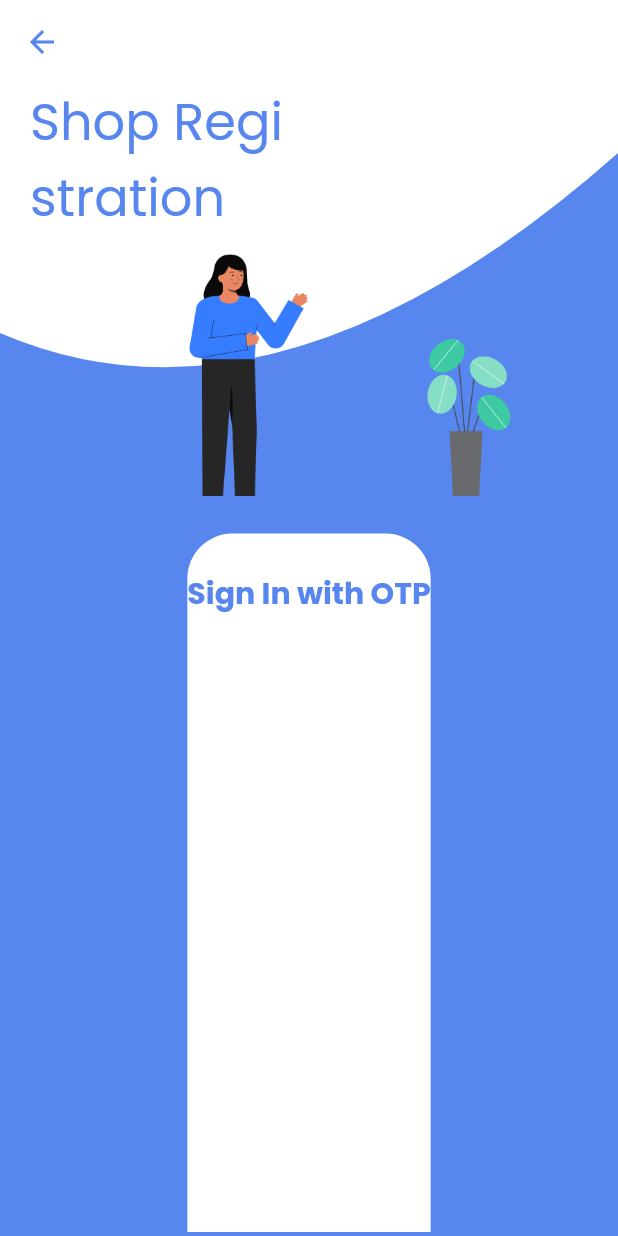
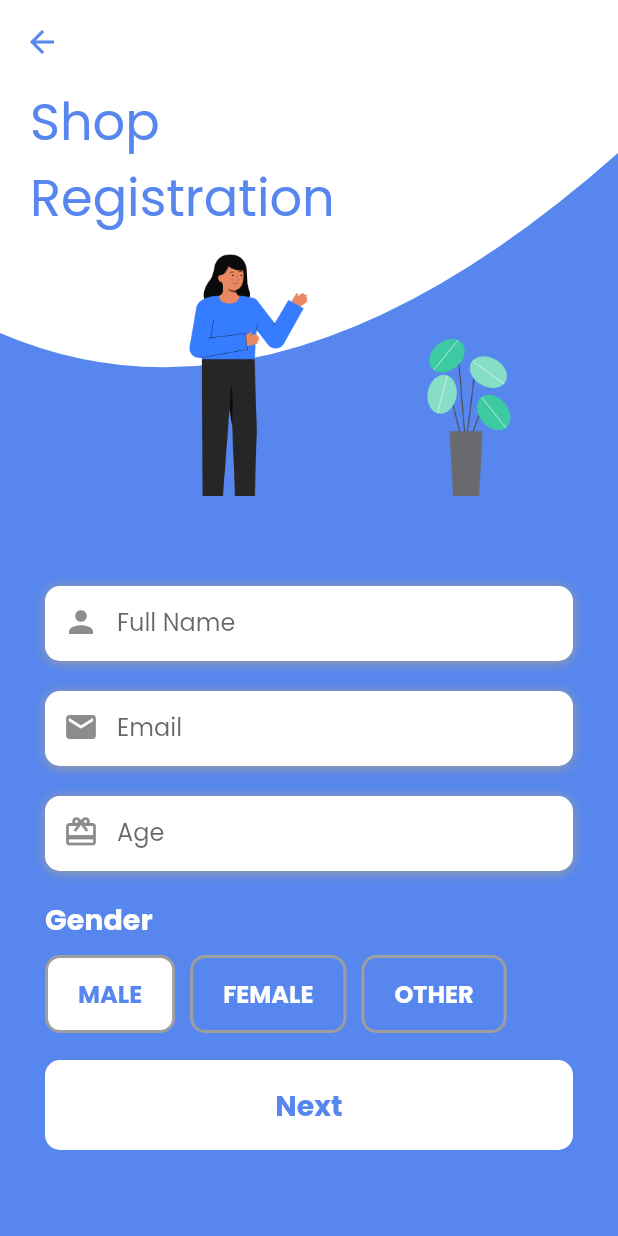
Before and after one commit to Gauravkatva/partner-quicpik, a Flutter app: the PersonalDetails screen opened by its route, on a phone screen of 412 x 824 dp. Run offline on Flutter 3.47's test engine with Material 2 defaults, Android fonts, the light colour scheme and no system bars; our stand-ins replace google_fonts, introduction_screen, pinput.

Commit message:
register screen done

```diff
--- /dev/null
+++ b/lib/components/gender_selector.dart
@@ -0,0 +1,72 @@
+import 'package:flutter/material.dart';
+import 'package:partner_quicpik/utils/app_utils.dart';
+
+class GenderSelector extends StatefulWidget {
+  GenderSelector({Key? key, required this.onChanged}) : super(key: key);
+  final Function(String) onChanged;
+  @override
+  _GenderSelectorState createState() => _GenderSelectorState();
+}
+
+class _GenderSelectorState extends State<GenderSelector> {
+  final _list = ["MALE", "FEMALE", "OTHER"];
+  int _pointer = 0;
+  @override
+  Widget build(BuildContext context) {
+    return Container(
+      margin: EdgeInsets.symmetric(
+        vertical: 8,
+        horizontal: 30,
+      ),
+      child: Column(
+        crossAxisAlignment: CrossAxisAlignment.start,
+        children: [
+          Text(
+            "Gender",
+            style: themeData(context).textTheme.button!.copyWith(
+                  color: Colors.white,
+                ),
+          ),
+          SizedBox(
+            height: 10,
+          ),
+          Row(
+            children: List.generate(_list.length, (index) {
+              return InkWell(
+                onTap: () {
+                  setState(() {
+                    _pointer = index;
+                  });
+                  widget.onChanged(_list[index]);
+                },
+                child: Container(
+                  margin: EdgeInsets.only(right: 10),
+                  padding: EdgeInsets.symmetric(vertical: 12, horizontal: 20),
+                  decoration: BoxDecoration(
+                    color: index == _pointer
+                        ? Colors.white
+                        : themeData(context).primaryColor,
+                    borderRadius: BorderRadius.circular(10),
+                    border: Border.all(
+                      color: Colors.grey,
+                      width: 2,
+                    ),
+                  ),
+                  child: Text(
+                    "${_list[index]}",
+                    style: themeData(context).textTheme.bodyText1!.copyWith(
+                          color: index == _pointer
+                              ? themeData(context).primaryColor
+                              : Colors.white,
+                          fontWeight: FontWeight.bold,
+                        ),
+                  ),
+                ),
+              );
+            }),
+          ),
+        ],
+      ),
+    );
+  }
+}
--- a/lib/screens/personal_details.dart
+++ b/lib/screens/personal_details.dart
@@ -1,10 +1,17 @@
 import 'package:flutter/material.dart';
 import 'package:partner_quicpik/components/app_clippers.dart';
+import 'package:partner_quicpik/components/button.dart';
+import 'package:partner_quicpik/components/gender_selector.dart';
+import 'package:partner_quicpik/components/generic_textfield.dart';
 import 'package:partner_quicpik/utils/app_utils.dart';
+import 'package:partner_quicpik/utils/routes.dart';
 
 class PersonalDetails extends StatelessWidget {
   PersonalDetails({Key? key}) : super(key: key);
-  final phoneNumberController = TextEditingController();
+  final fullNameController = TextEditingController();
+  final emailController = TextEditingController();
+  final ageController = TextEditingController();
+  String genderContoller = "MALE";
   @override
   Widget build(BuildContext context) {
     return Scaffold(
@@ -32,11 +39,10 @@ class PersonalDetails extends StatelessWidget {
                     child: Container(
                       margin: EdgeInsets.only(left: 20),
                       child: Column(
-                        // mainAxisAlignment: MainAxisAlignment.spaceEvenly,
                         crossAxisAlignment: CrossAxisAlignment.start,
                         children: [
                           Container(
-                            width: 175,
+                            width: 250,
                             child: Text(
                               "Shop Registration",
                               style: Theme.of(context)
@@ -63,11 +69,12 @@ class PersonalDetails extends StatelessWidget {
               ],
             ),
             Container(
+              width: double.infinity,
               decoration: BoxDecoration(
-                color: Colors.white,
                 borderRadius: BorderRadius.only(
-                    topLeft: Radius.circular(30),
-                    topRight: Radius.circular(30)),
+                  topLeft: Radius.circular(30),
+                  topRight: Radius.circular(30),
+                ),
               ),
               height: screenSize(context).height -
                   (screenSize(context).height / 2.3),
@@ -80,13 +87,34 @@ class PersonalDetails extends StatelessWidget {
               child: Column(
                 crossAxisAlignment: CrossAxisAlignment.center,
                 children: [
-                  Text(
-                    "Sign In with OTP",
-                    style: themeData(context).textTheme.headline6!.copyWith(
-                          color: themeData(context).primaryColor,
-                          fontWeight: FontWeight.bold,
-                        ),
+                  GenericTextField(
+                    textEditingController: fullNameController,
+                    hintText: "Full Name",
+                    prefixIcon: Icon(Icons.person),
                   ),
+                  GenericTextField(
+                    textEditingController: emailController,
+                    hintText: "Email",
+                    prefixIcon: Icon(Icons.email),
+                  ),
+                  GenericTextField(
+                    textEditingController: ageController,
+                    hintText: "Age",
+                    prefixIcon: Icon(Icons.card_giftcard),
+                  ),
+                  GenderSelector(
+                    onChanged: (value) {
+                      genderContoller = value;
+                    },
+                  ),
+                  AppButton(
+                    buttonTitle: "Next",
+                    onPressed: () {
+                      openScreen(context, Routes.shopDetailRoute);
+                    },
+                    buttonColor: Colors.white,
+                    titleColor: themeData(context).primaryColor,
+                  )
                 ],
               ),
             ),
--- a/lib/screens/verification.dart
+++ b/lib/screens/verification.dart
@@ -106,7 +106,7 @@ class Verification extends StatelessWidget {
                       titleColor: themeData(context).primaryColor),
                   TextButton(
                     onPressed: () {
-                      openScreen(context, Routes.signupRoute);
+                      showSnackBar(context, "OTP Resent");
                     },
                     child: Text(
                       "Resend OTP",
```
Also changed, not shown: 2 other files.
